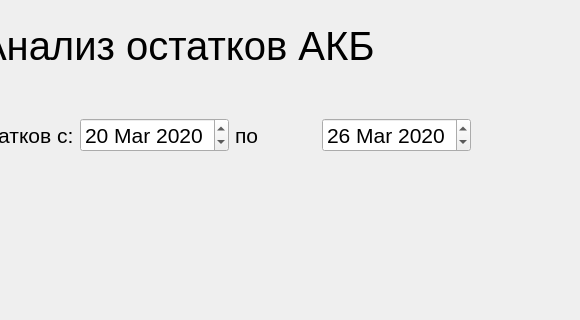
This is qt_version/ui/spare_parts_remaining_form.ui in kerniee/abp_final_plz_work as Qt 5 draws it before an edit; both pictures show x 220 to 800 and y 0 to 320 of the 800 by 700 pixel window. The edited form follows.
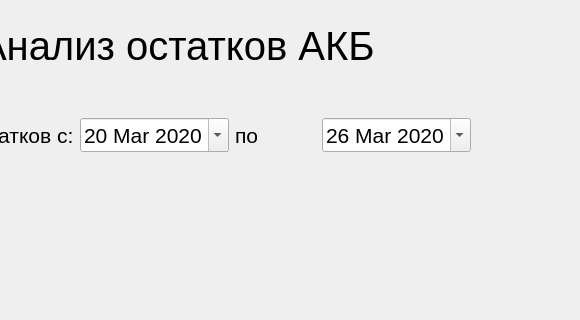
This is the edited form.

```diff
--- a/qt_version/ui/spare_parts_remaining_form.ui
+++ b/qt_version/ui/spare_parts_remaining_form.ui
@@ -66,6 +66,9 @@
          <pointsize>16</pointsize>
         </font>
        </property>
+       <property name="calendarPopup">
+        <bool>true</bool>
+       </property>
        <property name="date">
         <date>
          <year>2020</year>
@@ -94,6 +97,9 @@
          <pointsize>16</pointsize>
         </font>
        </property>
+       <property name="calendarPopup">
+        <bool>true</bool>
+       </property>
        <property name="date">
         <date>
          <year>2020</year>
```
